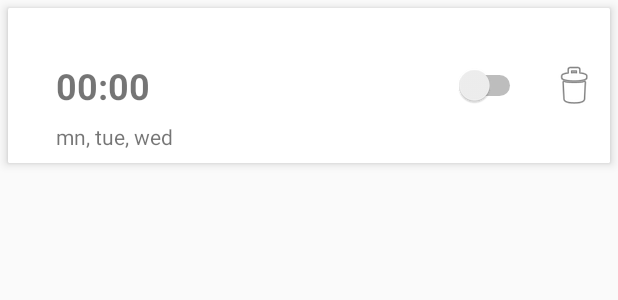
After one commit to Udovyk/AClock, an Android app: the layout item_alarm.xml on its own in the app's theme, with its tools: preview values and no code run, on a phone screen of 412 x 824 dp. The commit adds this screen. Shown: the top 300 px of the screen. Run offline under Robolectric (Android 15) with nearby library versions, the phone set to English and light mode, and no system bars.

Commit message:
added rv

```diff
--- a/app/build.gradle
+++ b/app/build.gradle
@@ -54,7 +54,7 @@ dependencies {
     kapt 'android.arch.persistence.room:compiler:1.1.1'
 
     //rx
-    implementation 'io.reactivex.rxjava2:rxjava:2.1.4'
+    implementation 'io.reactivex.rxjava2:rxjava:2.1.6'
     implementation 'io.reactivex.rxjava2:rxandroid:2.0.1'
     implementation 'com.jakewharton.rxbinding2:rxbinding:2.0.0'
     implementation 'io.reactivex.rxjava2:rxkotlin:2.2.0'
--- /dev/null
+++ b/app/src/main/java/udovyk/com/aclock/bus/events/AddAlarmEvent.kt
@@ -0,0 +1,3 @@
+package udovyk.com.aclock.bus.events
+
+class AddAlarmEvent
--- /dev/null
+++ b/app/src/main/java/udovyk/com/aclock/data/AlarmModel.kt
@@ -0,0 +1,3 @@
+package udovyk.com.aclock.data
+
+data class AlarmModel(val time: String, val days: String)
--- a/app/src/main/java/udovyk/com/aclock/injection/module/FragmentBuilder.kt
+++ b/app/src/main/java/udovyk/com/aclock/injection/module/FragmentBuilder.kt
@@ -2,8 +2,8 @@ package udovyk.com.aclock.injection.module
 
 import dagger.Module
 import dagger.android.ContributesAndroidInjector
-import udovyk.com.aclock.presentation.alarm_list.AlarmListFragment
-import udovyk.com.aclock.presentation.set_alarm.SetAlarmFragment
+import udovyk.com.aclock.presentation.alarmlist.AlarmListFragment
+import udovyk.com.aclock.presentation.setalarm.SetAlarmFragment
 
 @Module
 interface FragmentBuilder {
--- a/app/src/main/java/udovyk/com/aclock/injection/module/ViewModelBuilder.kt
+++ b/app/src/main/java/udovyk/com/aclock/injection/module/ViewModelBuilder.kt
@@ -7,9 +7,9 @@ import dagger.Module
 import dagger.multibindings.IntoMap
 import udovyk.com.aclock.injection.ViewModelFactory
 import udovyk.com.aclock.injection.annotation.ViewModelKey
-import udovyk.com.aclock.presentation.alarm_list.AlarmListViewModel
+import udovyk.com.aclock.presentation.alarmlist.AlarmListViewModel
 import udovyk.com.aclock.presentation.main.MainViewModel
-import udovyk.com.aclock.presentation.set_alarm.SetAlarmViewModel
+import udovyk.com.aclock.presentation.setalarm.SetAlarmViewModel
 
 @Module
 interface ViewModelBuilder {
--- a/app/src/main/java/udovyk/com/aclock/presentation/alarm_list/AlarmListViewModel.kt
+++ b/app/src/main/java/udovyk/com/aclock/presentation/alarmlist/AlarmListViewModel.kt
@@ -1,4 +1,4 @@
-package udovyk.com.aclock.presentation.alarm_list
+package udovyk.com.aclock.presentation.alarmlist
 
 import udovyk.com.aclock.presentation.base.BaseViewModel
 import udovyk.com.aclock.presentation.base.route.ScreenRouterManager
--- a/app/src/main/java/udovyk/com/aclock/presentation/base/BaseActivity.kt
+++ b/app/src/main/java/udovyk/com/aclock/presentation/base/BaseActivity.kt
@@ -2,7 +2,6 @@ package udovyk.com.aclock.presentation.base
 
 import android.content.Context
 import android.content.Intent
-import android.os.Bundle
 import android.support.v4.app.Fragment
 import android.support.v4.app.FragmentTransaction
 import dagger.android.support.DaggerAppCompatActivity
@@ -15,8 +14,8 @@ import udovyk.com.aclock.R
 import udovyk.com.aclock.common.ALARM_LIST_SCREEN
 import udovyk.com.aclock.common.SET_ALARM_SCREEN
 import udovyk.com.aclock.injection.ViewModelFactory
-import udovyk.com.aclock.presentation.alarm_list.AlarmListFragment
-import udovyk.com.aclock.presentation.set_alarm.SetAlarmFragment
+import udovyk.com.aclock.presentation.alarmlist.AlarmListFragment
+import udovyk.com.aclock.presentation.setalarm.SetAlarmFragment
 import javax.inject.Inject
 
 abstract class BaseActivity : DaggerAppCompatActivity() {
--- a/app/src/main/java/udovyk/com/aclock/presentation/main/MainViewModel.kt
+++ b/app/src/main/java/udovyk/com/aclock/presentation/main/MainViewModel.kt
@@ -19,6 +19,6 @@ class MainViewModel @Inject constructor(screenRouterManager: ScreenRouterManager
     }
 
     fun backToList() {
-        setRootScreen(ALARM_LIST_SCREEN)
+        onBackPressed()
     }
 }
--- a/app/src/main/java/udovyk/com/aclock/presentation/set_alarm/SetAlarmViewModel.kt
+++ b/app/src/main/java/udovyk/com/aclock/presentation/setalarm/SetAlarmViewModel.kt
@@ -1,4 +1,4 @@
-package udovyk.com.aclock.presentation.set_alarm
+package udovyk.com.aclock.presentation.setalarm
 
 import udovyk.com.aclock.presentation.base.BaseViewModel
 import udovyk.com.aclock.presentation.base.route.ScreenRouterManager
--- a/app/src/main/res/layout/activity_main.xml
+++ b/app/src/main/res/layout/activity_main.xml
@@ -22,8 +22,6 @@
             app:backgroundTint="@color/colorPrimary"
             app:fabAlignmentMode="center"
             app:fabCradleRoundedCornerRadius="10dp"
-            app:hideOnScroll="true"
-            app:layout_scrollFlags="scroll|enterAlways"
             android:animateLayoutChanges="true"
             />
 
--- /dev/null
+++ b/app/src/main/res/layout/item_alarm.xml
@@ -0,0 +1,70 @@
+<?xml version="1.0" encoding="utf-8"?>
+
+<android.support.v7.widget.CardView xmlns:android="http://schemas.android.com/apk/res/android"
+    xmlns:app="http://schemas.android.com/apk/res-auto"
+    xmlns:tools="http://schemas.android.com/tools"
+    android:id="@+id/itemAlarm"
+    android:layout_width="match_parent"
+    android:layout_height="wrap_content"
+    android:layout_margin="5dp"
+    android:layout_marginTop="3dp"
+    android:layout_marginBottom="3dp"
+    android:background="@color/colorPrimary"
+    android:padding="3dp"
+    app:cardCornerRadius="1dp"
+    app:cardElevation="4dp">
+
+    <android.support.constraint.ConstraintLayout
+        android:layout_width="match_parent"
+        android:layout_height="wrap_content">
+
+        <TextView
+            android:id="@+id/tv_time"
+            android:layout_width="wrap_content"
+            android:layout_height="wrap_content"
+            android:layout_marginStart="32dp"
+            android:layout_marginTop="8dp"
+            android:layout_marginBottom="8dp"
+            android:text="00:00"
+            android:textSize="24sp"
+            android:textStyle="bold"
+            app:layout_constraintBottom_toBottomOf="parent"
+            app:layout_constraintStart_toStartOf="parent"
+            app:layout_constraintTop_toTopOf="parent" />
+
+        <Switch
+            android:id="@+id/switch_alarm"
+            android:layout_width="wrap_content"
+            android:layout_height="wrap_content"
+            android:layout_marginTop="8dp"
+            android:layout_marginEnd="16dp"
+            android:layout_marginBottom="8dp"
+            app:layout_constraintBottom_toBottomOf="parent"
+            app:layout_constraintEnd_toStartOf="@+id/im_delete"
+            app:layout_constraintTop_toTopOf="parent" />
+
+        <TextView
+            android:id="@+id/tv_days"
+            android:layout_width="wrap_content"
+            android:layout_height="wrap_content"
+            android:layout_marginTop="8dp"
+            android:layout_marginBottom="8dp"
+            android:text="mn, tue, wed"
+            app:layout_constraintBottom_toBottomOf="parent"
+            app:layout_constraintStart_toStartOf="@+id/tv_time"
+            app:layout_constraintTop_toBottomOf="@+id/tv_time" />
+
+        <ImageView
+            android:id="@+id/im_delete"
+            android:layout_width="wrap_content"
+            android:layout_height="wrap_content"
+            android:layout_marginTop="8dp"
+            android:layout_marginEnd="8dp"
+            android:layout_marginBottom="8dp"
+            app:layout_constraintBottom_toBottomOf="parent"
+            app:layout_constraintEnd_toEndOf="parent"
+            app:layout_constraintTop_toTopOf="parent"
+            app:srcCompat="@android:drawable/ic_menu_delete" />
+    </android.support.constraint.ConstraintLayout>
+
+</android.support.v7.widget.CardView>
```
Also changed, not shown: app/src/main/java/udovyk/com/aclock/bus/RxBus.kt (added, +12 -0 lines), app/src/main/java/udovyk/com/aclock/presentation/alarmlist/AlarmAdapter.kt (added, +53 -0 lines), app/src/main/java/udovyk/com/aclock/presentation/alarmlist/AlarmListFragment.kt (added, +79 -0 lines), app/src/main/java/udovyk/com/aclock/presentation/main/MainActivity.kt (+7 -0 lines), app/src/main/java/udovyk/com/aclock/presentation/set_alarm/SetAlarmFragment.kt (deleted, +0 -54 lines), app/src/main/java/udovyk/com/aclock/presentation/setalarm/SetAlarmFragment.kt (renamed from app/src/main/java/udovyk/com/aclock/presentation/alarm_list/AlarmListFragment.kt, +17 -11 lines), app/src/main/res/layout/fragment_alarm_list.xml (+5 -14 lines).
